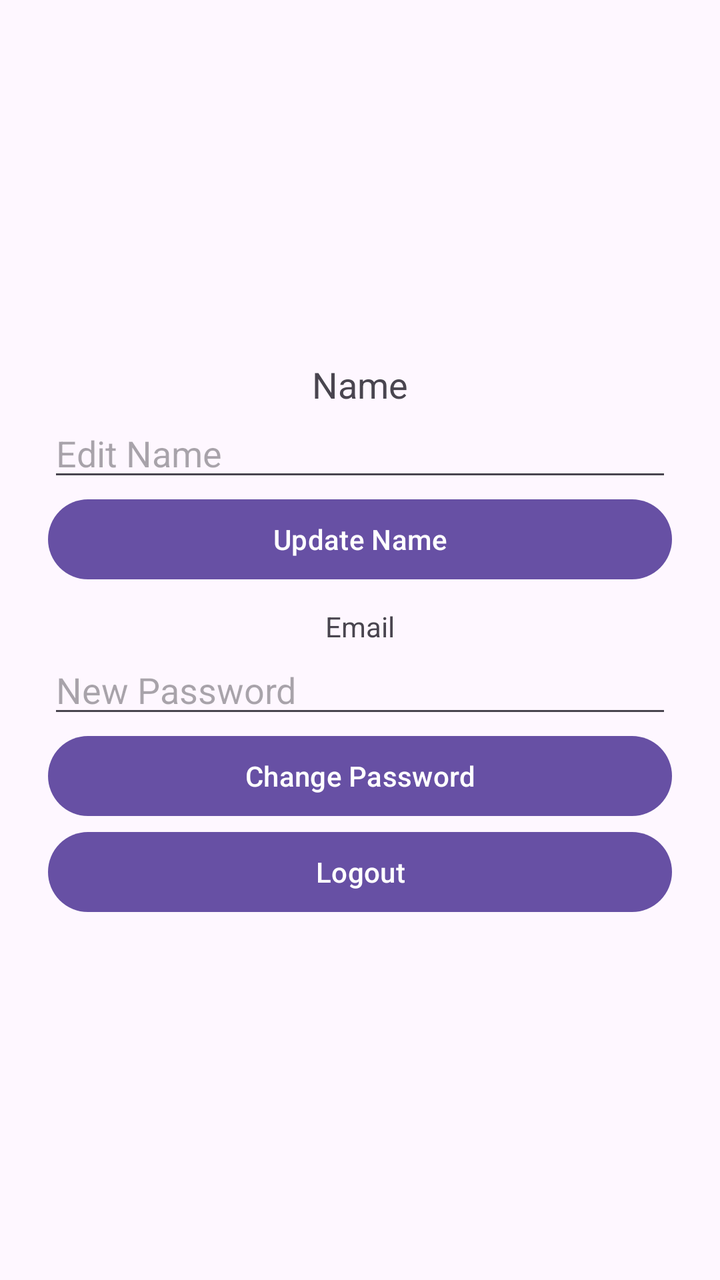
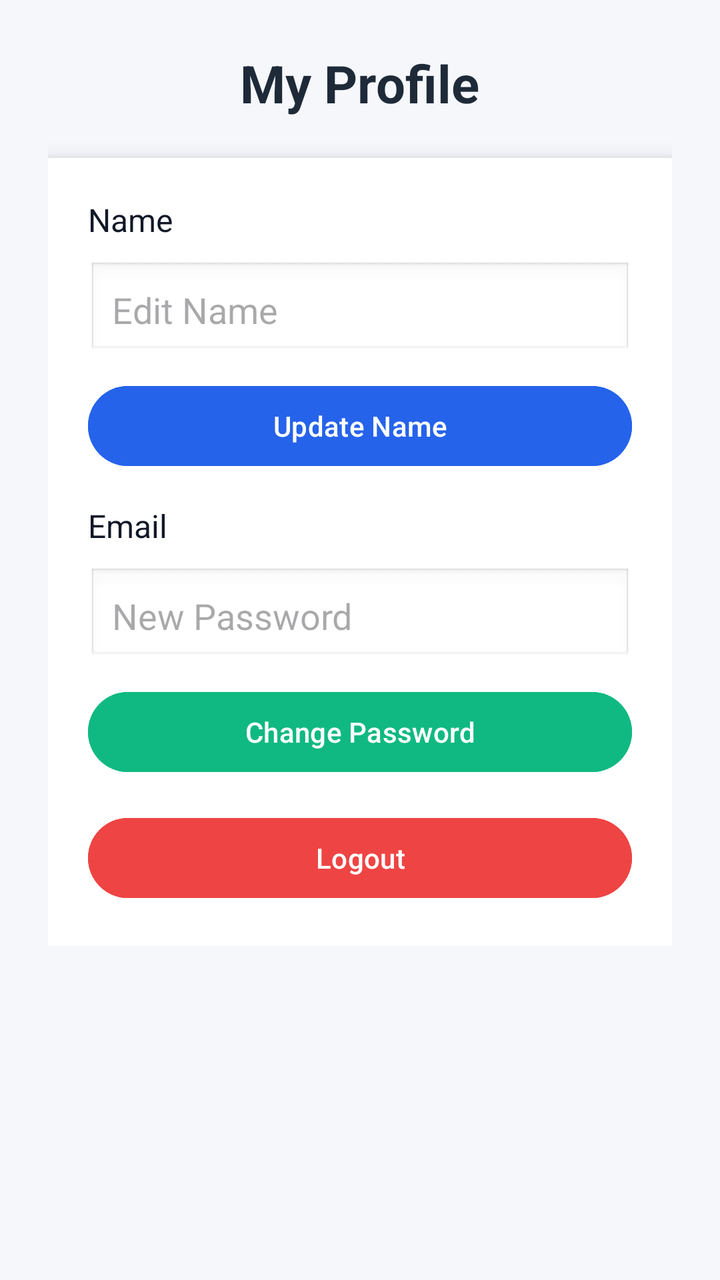

An Android layout rendered at two revisions. The XML below is the earlier revision; the diff shows what the commit changed to produce the second picture.
<!-- AndroidManifest.xml: application theme Theme.SmartHelpApp -->
<!-- res/layout/activity_profile.xml -->
<LinearLayout xmlns:android="http://schemas.android.com/apk/res/android"
    android:orientation="vertical"
    android:gravity="center"
    android:padding="24dp"
    android:layout_width="match_parent"
    android:layout_height="match_parent">

    <TextView
        android:id="@+id/nameText"
        android:text="Name"
        android:textSize="18sp"
        android:layout_width="wrap_content"
        android:layout_height="wrap_content"/>

    <EditText
        android:id="@+id/editName"
        android:hint="Edit Name"
        android:layout_width="match_parent"
        android:layout_height="wrap_content"/>

    <Button
        android:id="@+id/updateNameBtn"
        android:text="Update Name"
        android:layout_width="match_parent"
        android:layout_height="wrap_content"/>

    <TextView
        android:id="@+id/emailText"
        android:text="Email"
        android:layout_marginTop="10dp"
        android:layout_width="wrap_content"
        android:layout_height="wrap_content"/>

    <EditText
        android:id="@+id/newPassword"
        android:hint="New Password"
        android:layout_width="match_parent"
        android:layout_height="wrap_content"/>

    <Button
        android:id="@+id/changePassBtn"
        android:text="Change Password"
        android:layout_width="match_parent"
        android:layout_height="wrap_content"/>

    <Button
        android:id="@+id/logoutBtn"
        android:text="Logout"
        android:layout_width="match_parent"
        android:layout_height="wrap_content"/>
</LinearLayout>
<!-- resources referenced by this layout -->
<resources>
  <style name="Theme.SmartHelpApp" parent="Base.Theme.SmartHelpApp" />
  <style name="Base.Theme.SmartHelpApp" parent="Theme.Material3.DayNight.NoActionBar">
          
          
      </style>
</resources>

<!-- the commit's change to res/layout/activity_profile.xml (unified diff, before → after) -->
@@ -1,51 +1,98 @@
-<LinearLayout xmlns:android="http://schemas.android.com/apk/res/android"
-    android:orientation="vertical"
-    android:gravity="center"
-    android:padding="24dp"
+<?xml version="1.0" encoding="utf-8"?>
+<ScrollView xmlns:android="http://schemas.android.com/apk/res/android"
     android:layout_width="match_parent"
-    android:layout_height="match_parent">
+    android:layout_height="match_parent"
+    android:background="#F5F7FB">
 
-    <TextView
-        android:id="@+id/nameText"
-        android:text="Name"
-        android:textSize="18sp"
-        android:layout_width="wrap_content"
-        android:layout_height="wrap_content"/>
+    <LinearLayout
+        android:layout_width="match_parent"
+        android:layout_height="wrap_content"
+        android:orientation="vertical"
+        android:padding="24dp">
 
-    <EditText
-        android:id="@+id/editName"
-        android:hint="Edit Name"
-        android:layout_width="match_parent"
-        android:layout_height="wrap_content"/>
+        <TextView
+            android:text="My Profile"
+            android:textSize="26sp"
+            android:textStyle="bold"
+            android:textColor="#1E2A38"
+            android:layout_gravity="center"
+            android:layout_marginBottom="20dp"
+            android:layout_width="wrap_content"
+            android:layout_height="wrap_content"/>
 
-    <Button
-        android:id="@+id/updateNameBtn"
-        android:text="Update Name"
-        android:layout_width="match_parent"
-        android:layout_height="wrap_content"/>
+        
+        <LinearLayout
+            android:layout_width="match_parent"
+            android:layout_height="wrap_content"
+            android:background="#FFFFFF"
+            android:elevation="6dp"
+            android:padding="20dp"
+            android:orientation="vertical">
 
-    <TextView
-        android:id="@+id/emailText"
-        android:text="Email"
-        android:layout_marginTop="10dp"
-        android:layout_width="wrap_content"
-        android:layout_height="wrap_content"/>
+            <TextView
+                android:id="@+id/nameText"
+                android:text="Name"
+                android:textSize="16sp"
+                android:textColor="#111827"
+                android:layout_width="wrap_content"
+                android:layout_height="wrap_content"/>
 
-    <EditText
-        android:id="@+id/newPassword"
-        android:hint="New Password"
-        android:layout_width="match_parent"
-        android:layout_height="wrap_content"/>
+            <EditText
+                android:id="@+id/editName"
+                android:hint="Edit Name"
+                android:layout_marginTop="10dp"
+                android:padding="12dp"
+                android:background="@android:drawable/edit_text"
+                android:layout_width="match_parent"
+                android:layout_height="wrap_content"/>
 
-    <Button
-        android:id="@+id/changePassBtn"
-        android:text="Change Password"
-        android:layout_width="match_parent"
-        android:layout_height="wrap_content"/>
+            <Button
+                android:id="@+id/updateNameBtn"
+                android:text="Update Name"
+                android:backgroundTint="#2563EB"
+                android:textColor="#FFFFFF"
+                android:layout_marginTop="10dp"
+                android:layout_width="match_parent"
+                android:layout_height="wrap_content"/>
 
-    <Button
-        android:id="@+id/logoutBtn"
-        android:text="Logout"
-        android:layout_width="match_parent"
-        android:layout_height="wrap_content"/>
-</LinearLayout>
+            <TextView
+                android:id="@+id/emailText"
+                android:text="Email"
+                android:textSize="16sp"
+                android:textColor="#111827"
+                android:layout_marginTop="15dp"
+                android:layout_width="wrap_content"
+                android:layout_height="wrap_content"/>
+
+            <EditText
+                android:id="@+id/newPassword"
+                android:hint="New Password"
+                android:layout_marginTop="10dp"
+                android:padding="12dp"
+                android:background="@android:drawable/edit_text"
+                android:layout_width="match_parent"
+                android:layout_height="wrap_content"/>
+
+            <Button
+                android:id="@+id/changePassBtn"
+                android:text="Change Password"
+                android:backgroundTint="#10B981"
+                android:textColor="#FFFFFF"
+                android:layout_marginTop="10dp"
+                android:layout_width="match_parent"
+                android:layout_height="wrap_content"/>
+
+            <Button
+                android:id="@+id/logoutBtn"
+                android:text="Logout"
+                android:backgroundTint="#EF4444"
+                android:textColor="#FFFFFF"
+                android:layout_marginTop="15dp"
+                android:layout_width="match_parent"
+                android:layout_height="wrap_content"/>
+
+        </LinearLayout>
+
+    </LinearLayout>
+
+</ScrollView>
